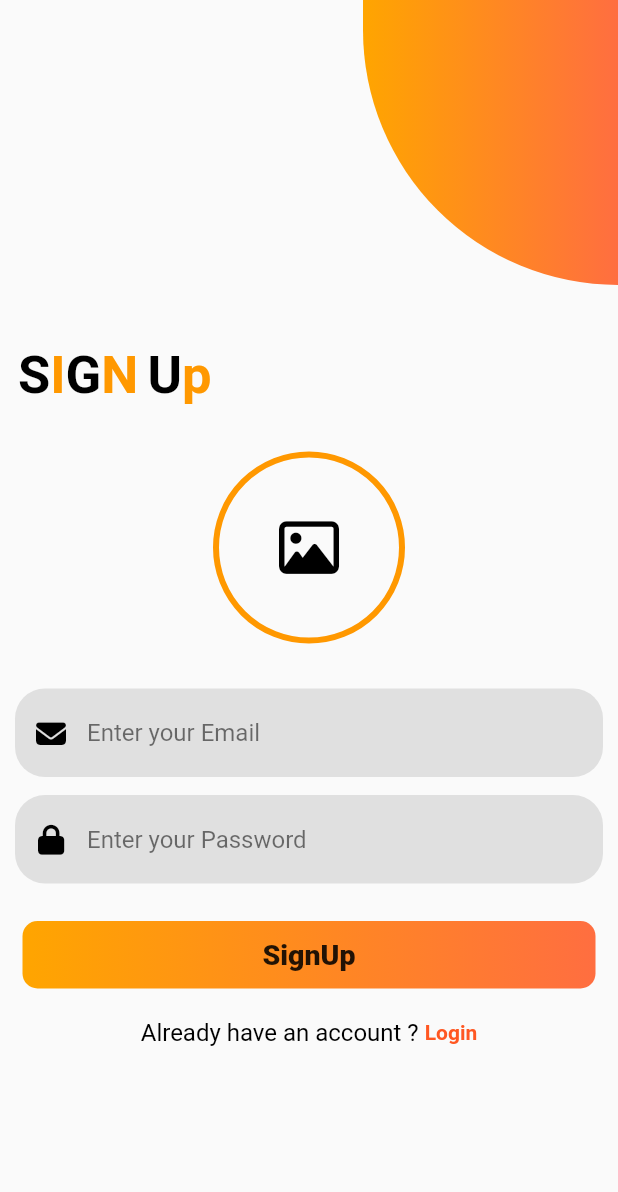
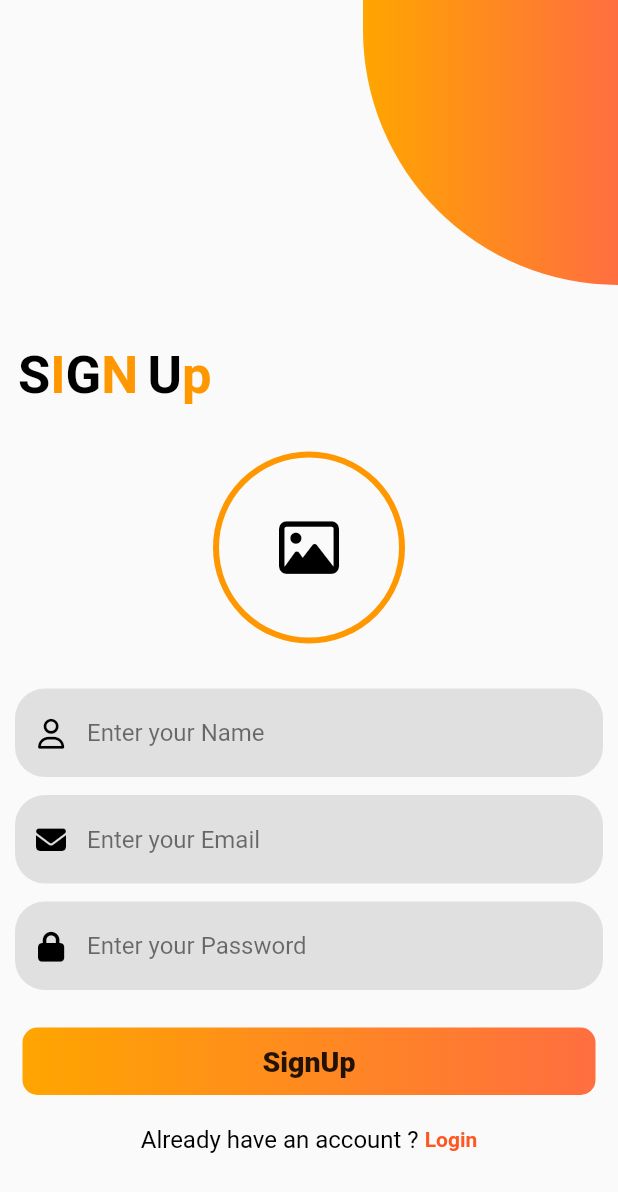
Before and after one commit to SherazJamil/Chat-app-in-FLutter-with-Firebase, a Flutter app: the screen it shows after launch, after a tap on "SignUp", on a phone screen of 412 x 824 dp. Shown: the top 1192 px of the screen. Run offline on Flutter 3.47's test engine with Material 2 defaults, Android fonts, the phone set to English and light mode, and no system bars; our stand-ins replace firebase_core, font_awesome_flutter, image_picker; missing offline and left inert: splash_screen_view; accounts and stored records are empty.

Commit message:
Update main and SignUp file

```diff
--- a/lib/Login & SignUp/SignUp.dart
+++ b/lib/Login & SignUp/SignUp.dart
@@ -28,6 +28,7 @@ class _SignUpscreenState extends State<SignUpscreen> {
     // }
   }
 
+  final nameEditingController = TextEditingController();
   final emailEditingController = TextEditingController();
   final passwordEditingController = TextEditingController();
   final GlobalKey<FormState> formkey = GlobalKey<FormState>();
@@ -156,6 +157,31 @@ class _SignUpscreenState extends State<SignUpscreen> {
                 key: formkey,
                 child: Column(
                   children: [
+                    Padding(
+                      padding: const EdgeInsets.symmetric(horizontal: 10.0),
+                      child: TextFormField(
+                        controller: nameEditingController,
+                        decoration: InputDecoration(
+                            hintText: "Enter your Name",
+                            hintStyle: const TextStyle(
+                              color: Colors.black54,
+                            ),
+                            fillColor: Colors.grey.shade300,
+                            filled: true,
+                            prefixIcon: const Icon(
+                              FontAwesomeIcons.user,
+                              color: Colors.black,
+                              size: 20,
+                            ),
+                            border: OutlineInputBorder(
+                              borderRadius: BorderRadius.circular(20),
+                              borderSide: BorderSide.none,
+                            )),
+                      ),
+                    ),
+                    const SizedBox(
+                      height: 12,
+                    ),
                     Padding(
                       padding: const EdgeInsets.symmetric(horizontal: 10.0),
                       child: TextFormField(
--- a/lib/main.dart
+++ b/lib/main.dart
@@ -1,8 +1,11 @@
 import 'package:chat_app/Splash%20Screen/SplashScreen.dart';
+import 'package:firebase_core/firebase_core.dart';
 import 'package:flutter/material.dart';
 import 'package:flutter/services.dart';
 
-void main() {
+Future main() async {
+  WidgetsFlutterBinding.ensureInitialized();
+  Firebase.initializeApp();
   runApp(const MyApp());
 }
 
--- a/pubspec.yaml
+++ b/pubspec.yaml
@@ -38,6 +38,7 @@ dependencies:
   font_awesome_flutter: ^10.2.1
   image_picker: ^0.8.5+3
   firebase_auth: ^4.1.0
+  firebase_core: ^2.1.1
 
 dev_dependencies:
   flutter_test:
```
Also changed, not shown: pubspec.lock.
